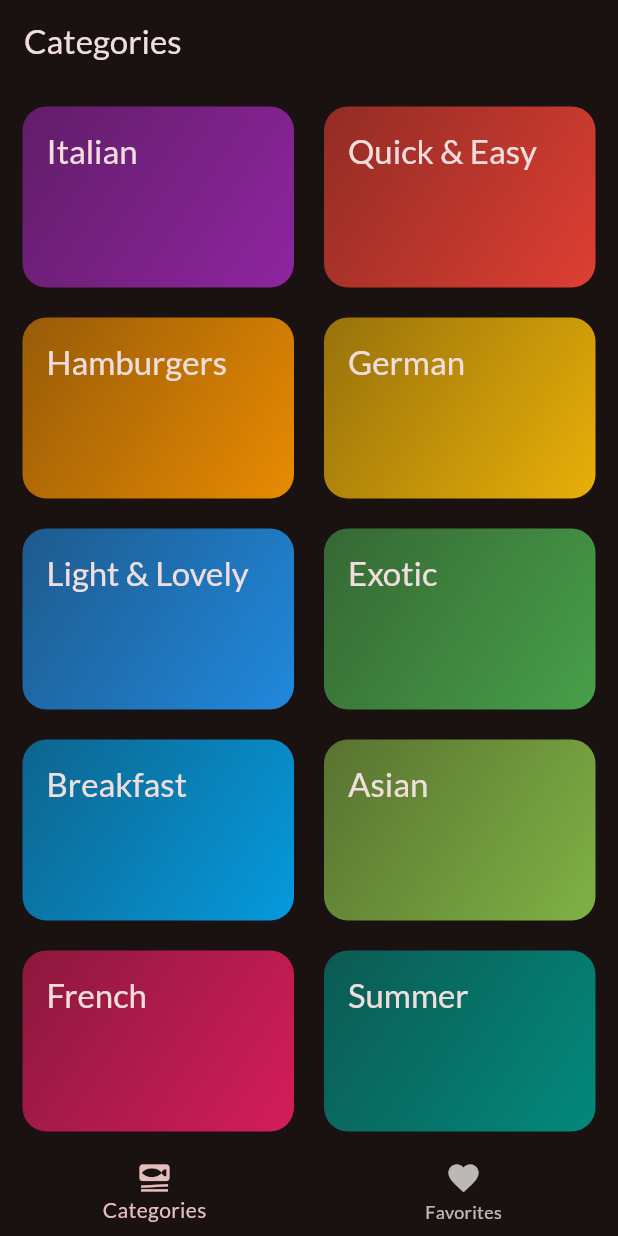
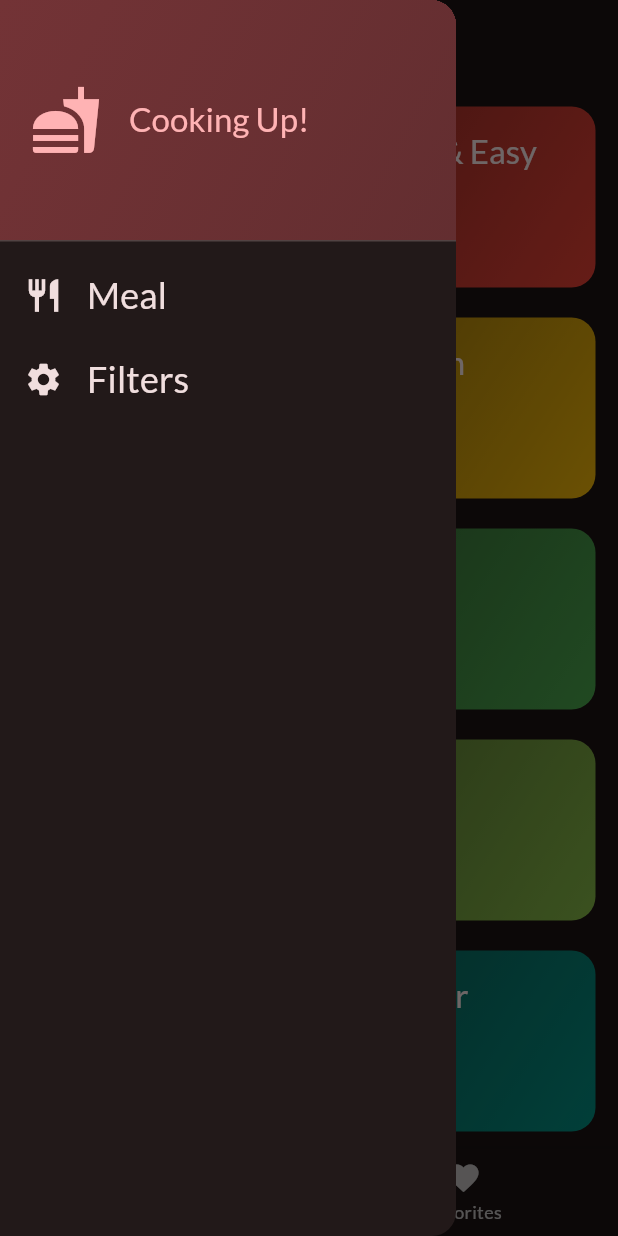
Before and after one commit to devhub726/Flutter-for-Beginners, a Flutter app: the screen it shows after launch, with the side drawer open (before the commit the screen has no drawer), on a phone screen of 412 x 824 dp. Run offline on Flutter 3.47's test engine with Material 3 defaults, Android fonts, the phone set to English and light mode, and no system bars; our stand-ins replace google_fonts, transparent_image.

Commit message:
Adding a Side Drawer

```diff
--- a/lib/screens/tabs.dart
+++ b/lib/screens/tabs.dart
@@ -1,6 +1,7 @@
 import 'package:flutter/material.dart';
 import 'package:meals_app/screens/categories.dart';
 import 'package:meals_app/screens/meals.dart';
+import 'package:meals_app/widgets/main_drawer.dart';
 
 import '../models/meal.dart';
 
@@ -65,6 +66,7 @@ class _TabsScreenState extends State<TabsScreen> {
       appBar: AppBar(
         title: Text(activePageTitle),
       ),
+      drawer: const MainDrawer(),
       body: activePage,
       bottomNavigationBar: BottomNavigationBar(
         onTap: _selectPage,
--- /dev/null
+++ b/lib/widgets/main_drawer.dart
@@ -0,0 +1,79 @@
+import 'package:flutter/material.dart';
+
+class MainDrawer extends StatelessWidget {
+  const MainDrawer({super.key});
+
+  @override
+  Widget build(BuildContext context) {
+    return Drawer(
+      child: Column(
+        children: [
+          DrawerHeader(
+            padding: const EdgeInsets.all(20),
+            decoration: BoxDecoration(
+              gradient: LinearGradient(
+                colors: [
+                  Theme.of(context).colorScheme.primaryContainer,
+                  Theme.of(context)
+                      .colorScheme
+                      .primaryContainer
+                      .withOpacity(0.8),
+                ],
+                begin: Alignment.topLeft,
+                end: Alignment.bottomRight,
+              ),
+            ),
+            child: Row(
+              children: [
+                Icon(
+                  Icons.fastfood,
+                  size: 48,
+                  color: Theme.of(context).colorScheme.primary,
+                ),
+                const SizedBox(
+                  width: 18,
+                ),
+                Text(
+                  "Cooking Up!",
+                  style: Theme.of(context).textTheme.titleLarge!.copyWith(
+                        color: Theme.of(context).colorScheme.primary,
+                      ),
+                ),
+              ],
+            ),
+          ),
+          ListTile(
+            leading: Icon(
+              Icons.restaurant,
+              size: 26,
+              color: Theme.of(context).colorScheme.onSurface,
+            ),
+            title: Text(
+              "Meal",
+              style: Theme.of(context).textTheme.titleSmall!.copyWith(
+                    color: Theme.of(context).colorScheme.onSurface,
+                    fontSize: 24,
+                  ),
+            ),
+            onTap: () {},
+          ),
+          ListTile(
+            leading: Icon(
+              Icons.settings,
+              size: 26,
+              color: Theme.of(context).colorScheme.onSurface,
+            ),
+            title: Text(
+              "Filters",
+              style: Theme.of(context).textTheme.titleSmall!.copyWith(
+                    color: Theme.of(context).colorScheme.onSurface,
+                    fontSize: 24,
+                  ),
+            ),
+            onTap: () {},
+          )
+        ],
+      ),
+    );
+  }
+}
```
